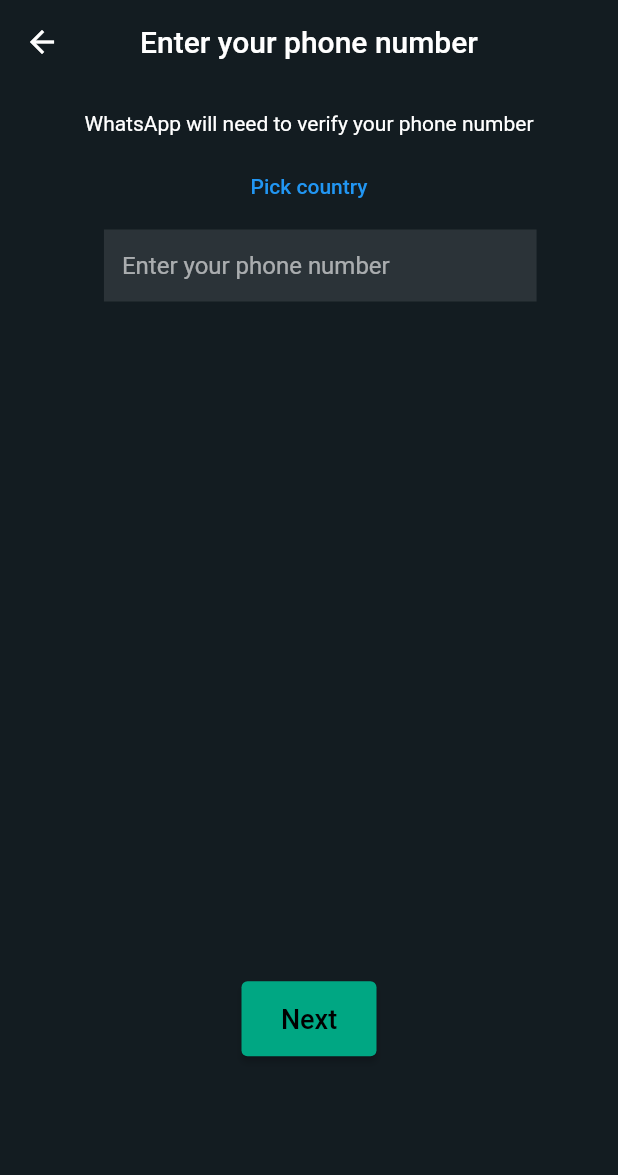
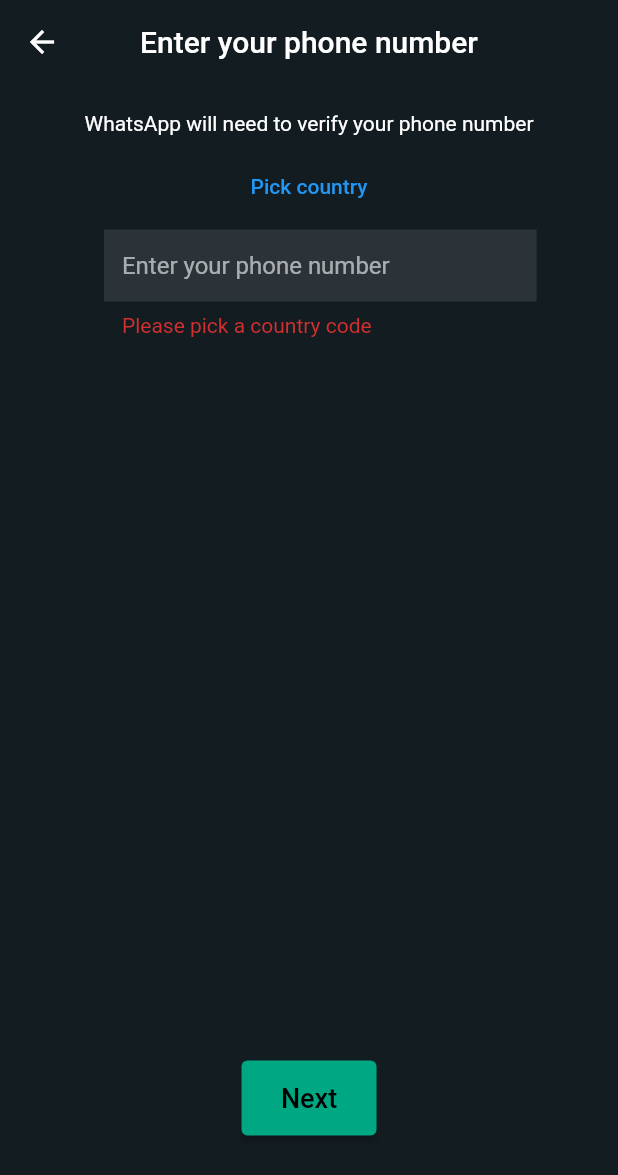
Before and after one commit to prasad-k-s/flutter-whatsapp-clone, a Flutter app: the LoginScreen screen opened by its route, after a tap on "Next", on a phone screen of 412 x 824 dp. Shown: the top 1175 px of the screen. Run offline on Flutter 3.47's test engine with Material 2 defaults, Android fonts, the phone set to English and light mode, and no system bars; our stand-ins replace awesome_snackbar_content, cloud_firestore, country_picker, firebase_auth, firebase_core, flutter_riverpod; accounts and stored records are empty.

Commit message:
add login screen form validation

```diff
--- a/lib/features/auth/screens/login_screen.dart
+++ b/lib/features/auth/screens/login_screen.dart
@@ -32,6 +32,12 @@ class _LoginScreenState extends State<LoginScreen> {
     );
   }
 
+  final mykey = GlobalKey<FormState>();
+  void veriyPhoneNumber() {
+    final isValid = mykey.currentState!.validate();
+    if (isValid) {}
+  }
+
   @override
   Widget build(BuildContext context) {
     return Scaffold(
@@ -41,6 +47,7 @@ class _LoginScreenState extends State<LoginScreen> {
         backgroundColor: backgroundColor,
       ),
       body: SafeArea(
+        child: SingleChildScrollView(
           child: Padding(
             padding: const EdgeInsets.all(18.0),
             child: Column(
@@ -69,25 +76,42 @@ class _LoginScreenState extends State<LoginScreen> {
                     ),
                     SizedBox(
                       width: MediaQuery.of(context).size.width * 0.7,
-                    child: TextField(
+                      child: Form(
+                        key: mykey,
+                        child: TextFormField(
+                          autovalidateMode: AutovalidateMode.onUserInteraction,
+                          validator: (value) {
+                            if (countryCode == null) {
+                              return 'Please pick a country code';
+                            }
+                            if (value == null || value.isEmpty) {
+                              return 'Please enter your phone number';
+                            }
+
+                            return null;
+                          },
                           controller: phoneController,
                           decoration: const InputDecoration(
+                            errorStyle: TextStyle(
+                              fontSize: 14,
+                            ),
                             border: InputBorder.none,
                             filled: true,
                             hintText: 'Enter your phone number',
                           ),
                         ),
                       ),
+                    ),
                   ],
                 ),
                 SizedBox(
-                height: MediaQuery.of(context).size.height * 0.55,
+                  height: MediaQuery.of(context).size.height * 0.585,
                 ),
                 SizedBox(
                   width: 90,
                   child: CustomButton(
                     text: 'Next',
-                  onPressed: () {},
+                    onPressed: veriyPhoneNumber,
                     fontsize: 18,
                   ),
                 ),
@@ -95,6 +119,7 @@ class _LoginScreenState extends State<LoginScreen> {
             ),
           ),
         ),
+      ),
     );
   }
 }
```
Lines whose indentation alone changed are shown as unchanged.
